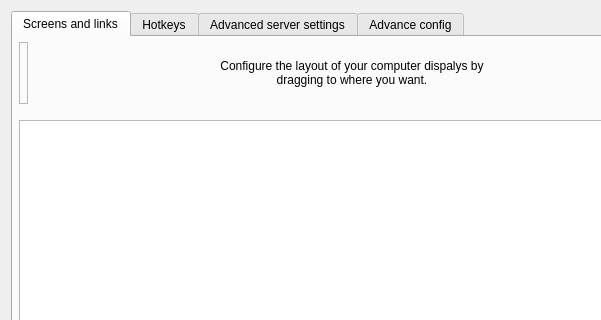
deskflow/deskflow, file src/gui/src/ServerConfigDialogBase.ui: the form before one commit; both pictures show x 0 to 601 and y 0 to 320 of the 778 by 508 pixel window.
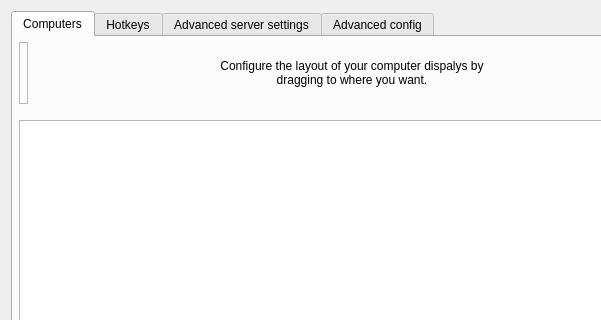
The form after the commit. Icons and pictures are not drawn. Custom widgets are drawn as their Qt base class.

Patch:
```diff
--- a/src/gui/src/ServerConfigDialogBase.ui
+++ b/src/gui/src/ServerConfigDialogBase.ui
@@ -33,7 +33,7 @@
      </property>
      <widget class="QWidget" name="m_pTabScreens">
       <attribute name="title">
-       <string>Screens and links</string>
+       <string>Computers</string>
       </attribute>
       <layout class="QVBoxLayout">
        <property name="leftMargin">
@@ -894,7 +894,7 @@
        </sizepolicy>
       </property>
       <attribute name="title">
-       <string>Advance config</string>
+       <string>Advanced config</string>
       </attribute>
       <layout class="QVBoxLayout" name="verticalLayout_2">
        <item>
```
